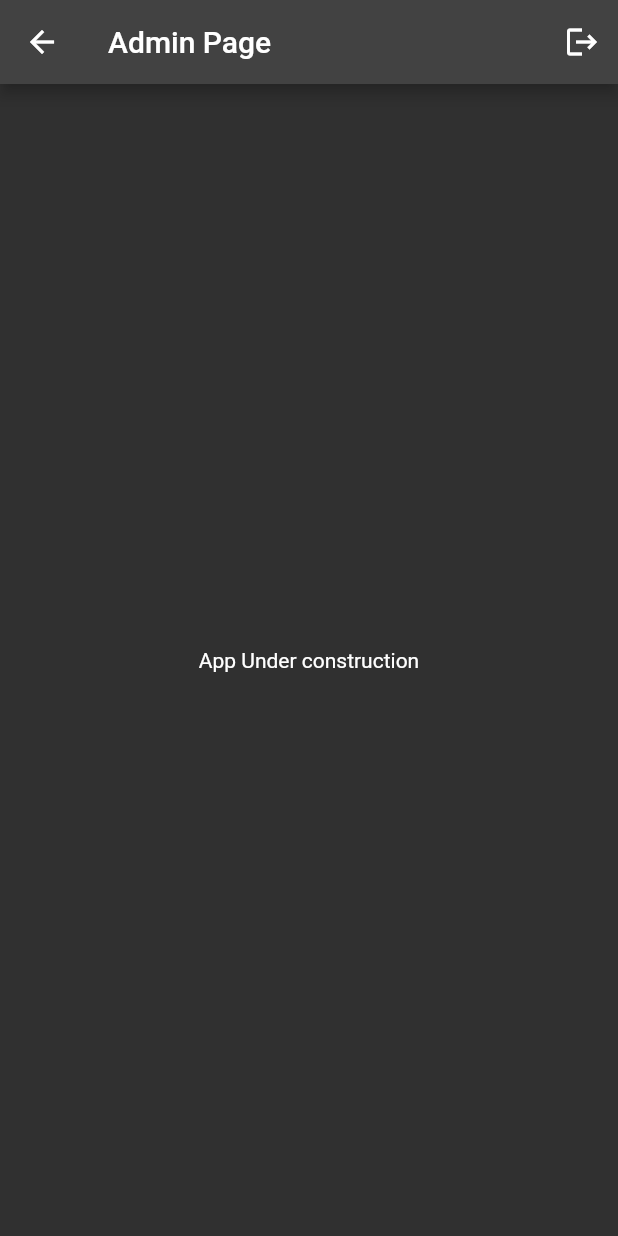
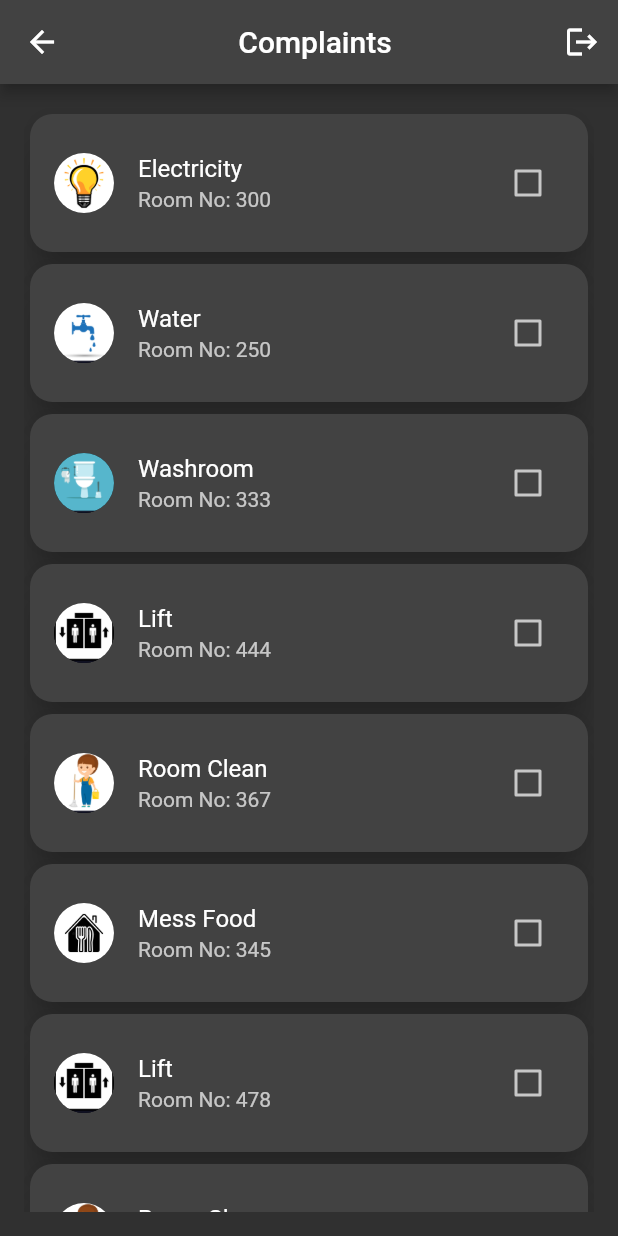
Before and after one commit to arkobandyopadhyay/chatbot, a Flutter app: the AdminScreen screen opened directly, on a phone screen of 412 x 824 dp. Run offline on Flutter 3.47's test engine with Material 2 defaults, Android fonts, the phone set to English and light mode, and no system bars; our stand-ins replace bloc, equatable, flutter_bloc; missing offline and left inert: dialog_flowtter; accounts and stored records are empty.

Commit message:
admin page ui done

```diff
--- /dev/null
+++ b/lib/model/complaint_model.dart
@@ -0,0 +1,92 @@
+
+
+class ComplaintModel {
+  static final items = [
+    Item(
+      type: 'Electricity',
+      roomno:"300",
+      status:false,
+      image:"assets/electricity.png"
+    ) ,
+    Item(
+      type: 'Water',
+      roomno:"250",
+      status:false,
+      image:"assets/tap.jpg"
+    ) ,
+    Item(
+      type: 'Washroom',
+      roomno:"333",
+      status:false,
+      image:"assets/washroom.jpg"
+    ) ,
+    Item(
+      type: 'Lift',
+      roomno:"444",
+      status:false,
+      image:"assets/lift.jpg"
+    ) ,
+    Item(
+      type: 'Room Clean',
+      roomno:"367",
+      status:false,
+      image:"assets/clean.jpg"
+    ) ,
+    Item(
+      type: 'Mess Food',
+      roomno:"345",
+      status:false,
+      image:"assets/food.jpg"
+    ) ,
+    Item(
+      type: 'Lift',
+      roomno:"478",
+      status:false,
+      image:"assets/lift.jpg"
+    ) ,
+    Item(
+      type: 'Room Clean',
+      roomno:"389",
+      status:false,
+      image:"assets/clean.jpg"
+    ) ,
+    Item(
+      type: 'Mess Food',
+      roomno:"378",
+      status:false,
+      image:"assets/food.jpg"
+    ) ,
+    Item(
+      type: 'Lift',
+      roomno:"440",
+      status:false,
+      image:"assets/lift.jpg"
+    ) ,
+    Item(
+      type: 'Room Clean',
+      roomno:"387",
+      status:false,
+      image:"assets/clean.jpg"
+    ) ,
+    Item(
+      type: 'Mess Food',
+      roomno:"395",
+      status:false,
+      image:"assets/food.jpg"
+    )
+
+
+
+
+
+    ];
+}
+
+class Item {
+  final String type;
+  final String roomno;
+   bool status;
+   final String image;
+
+  Item({required this.type, required this.roomno,required this.status,required this.image});
+}
--- a/lib/screens/admin_dashboard/admin_screen.dart
+++ b/lib/screens/admin_dashboard/admin_screen.dart
@@ -1,5 +1,8 @@
+import 'package:chatbot/model/complaint_model.dart';
 import 'package:chatbot/screens/admin_login/SignInScreen.dart';
 import 'package:flutter/material.dart';
+
+import '../widgets/complaint_list_widget.dart';
 
 class AdminScreen extends StatelessWidget {
   const AdminScreen({super.key});
@@ -8,7 +11,7 @@ class AdminScreen extends StatelessWidget {
   Widget build(BuildContext context) {
     return Scaffold(
       appBar: AppBar(
-        title: Text('Admin Page'),
+        title: Center(child: Text('Complaints')),
         actions: <Widget>[
           IconButton(
               onPressed: () {
@@ -21,9 +24,22 @@ class AdminScreen extends StatelessWidget {
               icon: Icon(Icons.logout))
         ],
       ),
-      body: Center(
-        child: Text('App Under construction'),
+      body:Padding(
+        padding: const EdgeInsets.all(16.0),
+        child: ListView.builder(
+          physics:BouncingScrollPhysics(parent: AlwaysScrollableScrollPhysics()),
+          itemCount: ComplaintModel.items.length,
+          itemBuilder: (context, index) {
+            return ItemWidget(
+              item: ComplaintModel.items[index],
+            );
+          },
+        ),
       ),
+
     );
+
+
+
   }
 }
--- a/lib/screens/home/home.dart
+++ b/lib/screens/home/home.dart
@@ -25,7 +25,7 @@ class _HomeState extends State<Home> {
   Widget build(BuildContext context) {
     return Scaffold(
       appBar: AppBar(
-        title: Text('JarvisBot'),
+        title: Text('AI ChatBot'),
         actions: <Widget>[
           IconButton(
             icon: const Icon(
--- /dev/null
+++ b/lib/screens/widgets/complaint_list_widget.dart
@@ -0,0 +1,47 @@
+import 'package:flutter/material.dart';
+
+import '../../model/complaint_model.dart';
+
+class ItemWidget extends StatefulWidget {
+  final Item item;
+
+  const ItemWidget({Key? key, required this.item}) : super(key: key);
+
+  @override
+  State<ItemWidget> createState() => _ItemWidgetState();
+}
+
+class _ItemWidgetState extends State<ItemWidget> {
+  bool isChecked = false;
+  @override
+  Widget build(BuildContext context) {
+    return Container(
+      height: 100,
+      child: Card(
+        elevation: 10,
+        shape: RoundedRectangleBorder(
+          borderRadius: BorderRadius.circular(15),
+        ),
+        child: Center(
+          child: ListTile(
+            onTap: () {
+              print("${widget.item.type} pressed");
+            },
+            leading: CircleAvatar(
+              backgroundImage: AssetImage(widget.item.image),
+            ),
+            title: Text(widget.item.type),
+            subtitle: Text("Room No: ${widget.item.roomno}"),
+            trailing: Checkbox(
+                value: isChecked,
+                onChanged: (bool? value) {
+                  setState(() {
+                    isChecked = value!;
+                  });
+                }),
+          ),
+        ),
+      ),
+    );
+  }
+}
```
Also changed, not shown: assets/clean.jpg (added), assets/electricity.png (added), assets/food.jpg (added), assets/lift.jpg (added), assets/tap.jpg (added), assets/washroom.jpg (added).
